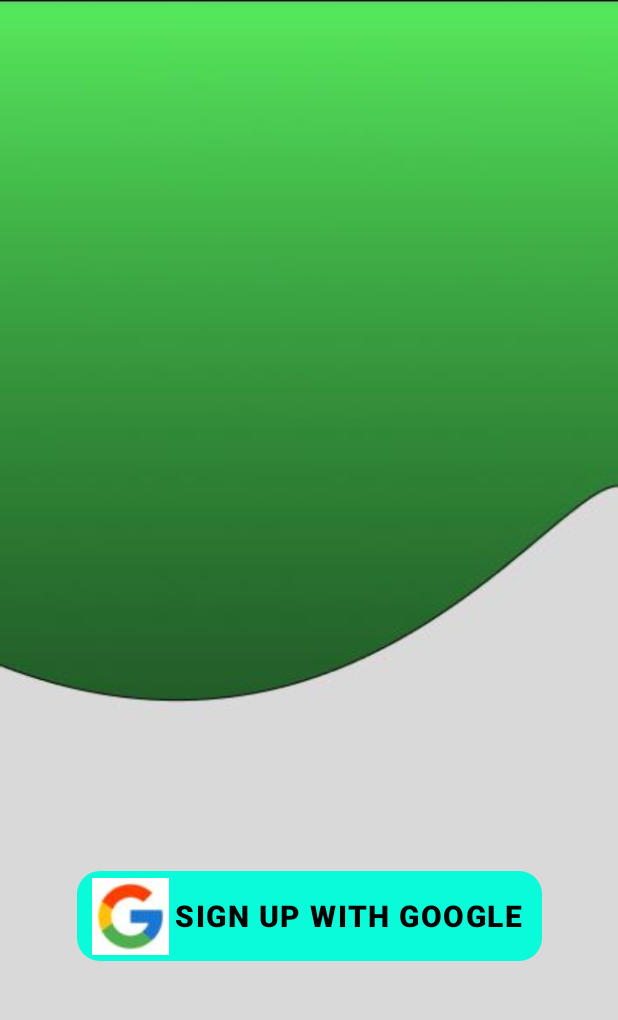
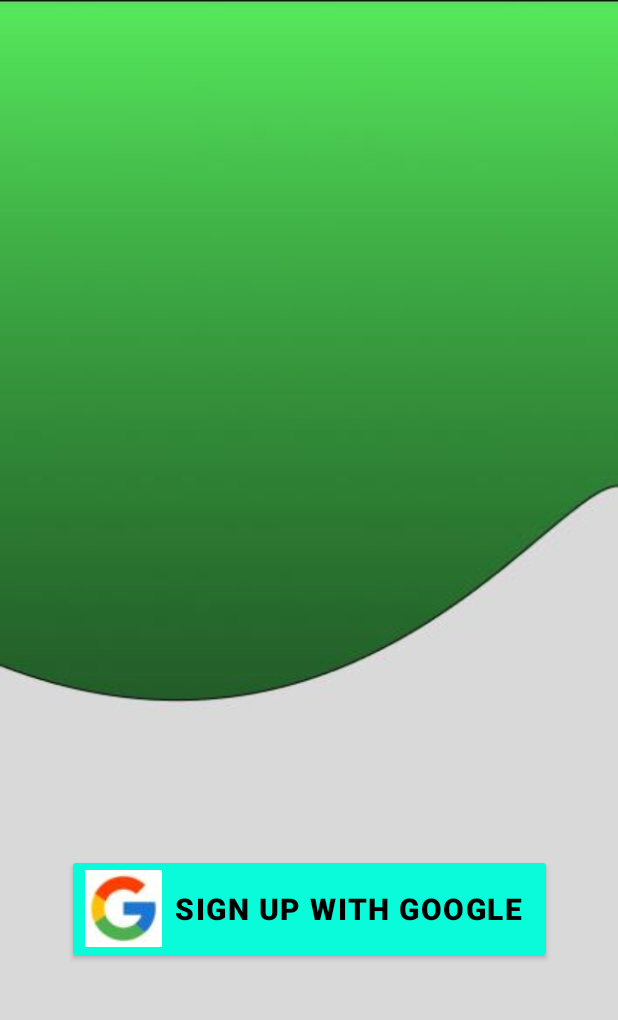
Before and after one commit to mrshrivastava/Placement-Cell-App, an Android app: the screen it shows after launch (SignIn), after a tap on "SIGN UP WITH GOOGLE", on a phone screen of 412 x 824 dp, the part 84-1104 px from its top. Run offline under Robolectric (Android 15) with nearby library versions, the phone set to English and light mode, and no system bars.

Commit message:
7th commit everything is functional and the login problem is solved

```diff
--- a/app/src/main/java/com/example/k_g/SignIn.java
+++ b/app/src/main/java/com/example/k_g/SignIn.java
@@ -28,18 +28,21 @@ public class SignIn extends AppCompatActivity {
         setContentView(R.layout.activity_sign_in);
         //getSupportActionBar().hide();
 
-        google_img=findViewById(R.id.signin);
+        google_img=(AppCompatButton) findViewById(R.id.signin);
         gso=new GoogleSignInOptions.Builder(GoogleSignInOptions.DEFAULT_SIGN_IN)
                 .requestEmail()
                 .build();
 
         gsc= GoogleSignIn.getClient(this,gso);
-        google_img.setOnClickListener(new View.OnClickListener() {
+        google_img.setOnClickListener(view -> {
+            signinfunc();
+        });
+       /* google_img.setOnClickListener(new View.OnClickListener() {
             @Override
             public void onClick(View view) {
                 signinfunc();
             }
-        });
+        });*/
     }
 
     private void signinfunc() {
--- a/app/src/main/res/layout/activity_sign_in.xml
+++ b/app/src/main/res/layout/activity_sign_in.xml
@@ -7,24 +7,26 @@
     android:background="@drawable/signup_page_bg"
     android:gravity="center"
     tools:context=".SignIn">
+
     <androidx.appcompat.widget.AppCompatButton
         android:id="@+id/signin"
-        android:layout_width="310dp"
-        android:layout_height="60dp"
-        android:background="@drawable/signup_button"
+        android:layout_width="323dp"
+        android:layout_height="73dp"
         android:backgroundTint="#09FBDA"
         android:drawableLeft="@drawable/googlepng"
         android:letterSpacing="0.05"
         android:text="Sign Up With Google"
         android:textColor="@color/black"
         android:textSize="20sp"
-
-
-
         android:textStyle="bold"
         app:layout_constraintBottom_toBottomOf="parent"
         app:layout_constraintEnd_toEndOf="parent"
         app:layout_constraintStart_toStartOf="parent"
         app:layout_constraintTop_toTopOf="parent"
-        app:layout_constraintVertical_bias="0.82" />
+        app:layout_constraintVertical_bias="0.82">
+
+    </androidx.appcompat.widget.AppCompatButton>
+
+
+
 </androidx.constraintlayout.widget.ConstraintLayout>
```
Also changed, not shown: app/src/main/java/com/example/k_g/Home.java (+10 -2 lines), app/src/main/res/drawable/googlepng.png (added).
